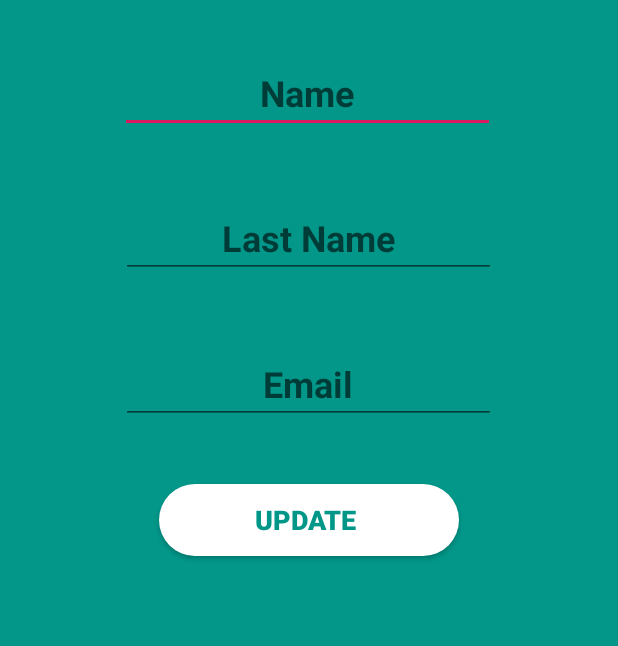
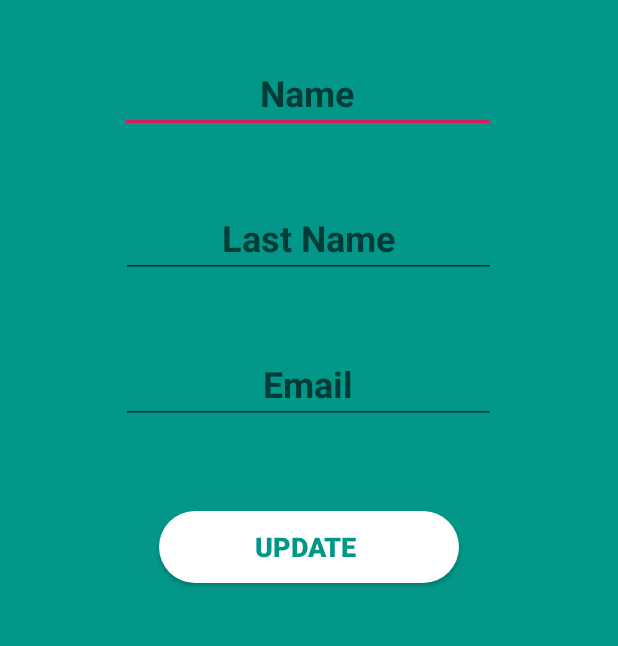
Before and after one commit to AmirBabaei/SChat, an Android app: the ProfileActivity screen opened directly, with no data from a screen before it, on a phone screen of 412 x 824 dp, the part 338-984 px from its top. Run offline under Robolectric (Android 15) with nearby library versions, the phone set to English and light mode, and no system bars; our stand-ins replace Firebase (no records; nobody signed in at launch, a user with empty details on screens opened directly); Roboto replaces fonts that are not available here.

Commit message:
prof fixed

```diff
--- a/app/src/main/res/layout/activity_profile.xml
+++ b/app/src/main/res/layout/activity_profile.xml
@@ -80,12 +80,14 @@
         android:layout_marginStart="161dp"
         android:layout_marginTop="40dp"
         android:layout_marginEnd="162dp"
+        android:layout_marginBottom="192dp"
         android:background="@drawable/mainbuttons"
         android:fontFamily="sans-serif-medium"
         android:text="update "
         android:textColor="#009688"
         android:textSize="18sp"
         android:textStyle="bold"
+        app:layout_constraintBottom_toBottomOf="parent"
         app:layout_constraintEnd_toEndOf="parent"
         app:layout_constraintStart_toStartOf="parent"
         app:layout_constraintTop_toBottomOf="@+id/email" />
```
